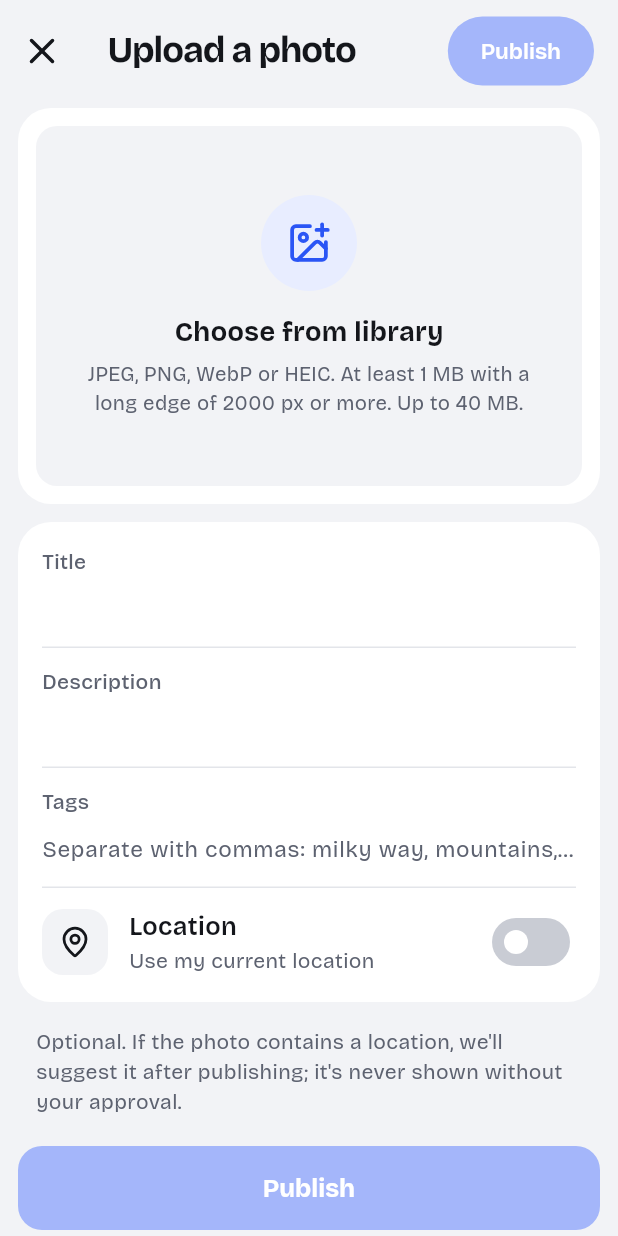
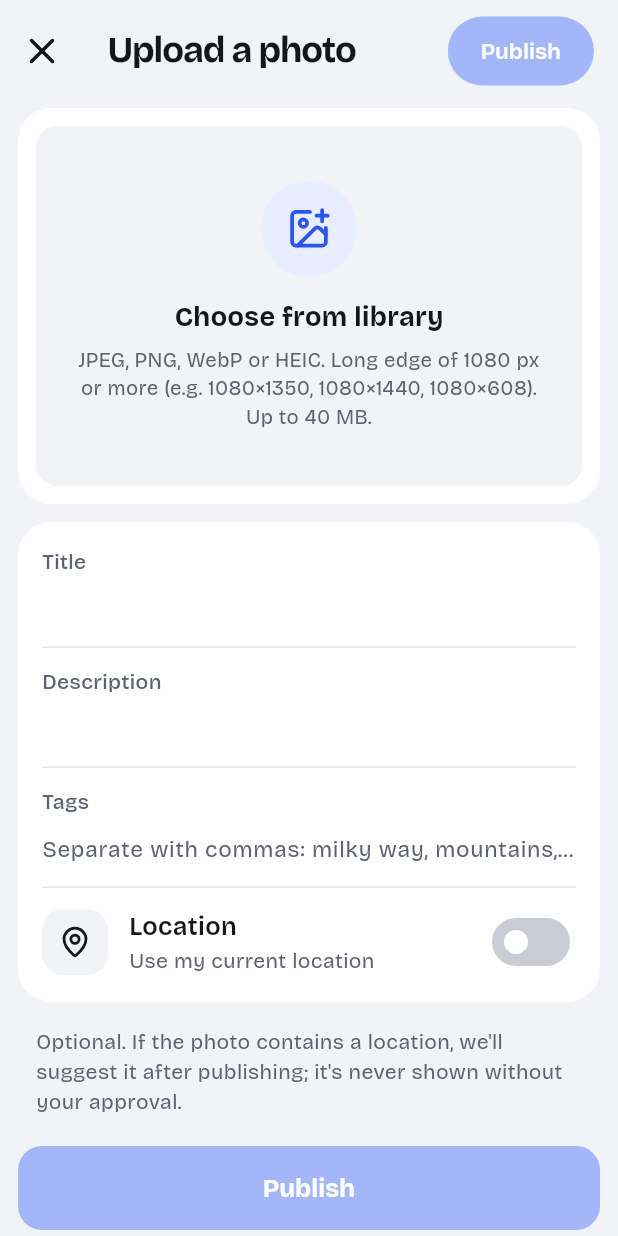
Before and after one commit to mbektas7/photomunity, a Flutter app: the UploadScreen screen opened by its route, on a phone screen of 412 x 824 dp. Run offline on Flutter 3.47's test engine with Material 3 defaults, Android fonts, the phone set to English and light mode, and no system bars; our stand-ins replace cached_network_image, camera, dio, firebase_core, firebase_messaging, flutter_map and 12 more; missing offline and left inert: purchases_flutter; accounts and stored records are empty; network calls fail; project files that could hold a hidden picture were left out.

Commit message:
Yükleme kuralı: alt dosya boyutu sınırı kalktı, uzun kenar en az 1080 px; kapak (3:1) ve profil fotoğrafı (daire) kırpılarak yüklenir; topluluktan fotoğraf paylaşımı galeriden yükleyip paylaşır
Co-Authored-By: Claude Opus 5.5 <noreply@anthropic.com>

```diff
--- a/photomunity-mobile/lib/core/config.dart
+++ b/photomunity-mobile/lib/core/config.dart
@@ -60,7 +60,7 @@ class AppConfig {
   );
 
   // Backend varsayılanlarıyla aynı; kesin kontrol sunucudadır.
-  static const minBytes = 1000000;
+  static const minBytes = 0;
   static const maxBytes = 40000000;
-  static const minLongEdge = 2000;
+  static const minLongEdge = 1080;
 }
--- a/photomunity-mobile/lib/core/l10n.dart
+++ b/photomunity-mobile/lib/core/l10n.dart
@@ -386,6 +386,7 @@ class L10n {
       'community.role_owner': 'Sahibi',
       'community.role_admin': 'Yönetici',
       'community.join_requests': 'Katılma istekleri',
+      'community.shared_processing': 'Fotoğrafın yükleniyor; kontrol bitince toplulukta görünecek.',
       'community.approve': 'Onayla',
       'community.decline': 'Reddet',
       'csettings.join_approval': 'Katılım onayla',
@@ -600,6 +601,9 @@ class L10n {
       'follows.empty_followers': 'Henüz takipçi yok.',
       'follows.empty_following': 'Henüz kimseyi takip etmiyor.',
       'profile.change_avatar': 'Profil fotoğrafını değiştir',
+      'crop.cover': 'Kapağı kırp',
+      'crop.avatar': 'Profil fotoğrafını kırp',
+      'crop.done': 'Bitti',
       'profile.award_label': '{rank}. · {contest}',
       'profile.menu': 'Menü',
       'profile.posts': 'gönderi',
@@ -620,7 +624,7 @@ class L10n {
       'profile.empty_me': 'Henüz fotoğraf paylaşmadın.',
       'profile.upload_first': 'İlk fotoğrafını yükle',
       'upload.heading': 'Fotoğraf yükle',
-      'upload.requirements': 'JPEG, PNG, WebP veya HEIC. En az 1 MB, uzun kenarı en az 2000 piksel. En fazla 40 MB.',
+      'upload.requirements': 'JPEG, PNG, WebP veya HEIC. Uzun kenarı en az 1080 piksel (ör. 1080×1350, 1080×1440, 1080×608). En fazla 40 MB.',
       'upload.choose': 'Galeriden seç',
       'upload.title': 'Başlık',
       'upload.description': 'Açıklama',
@@ -644,7 +648,7 @@ class L10n {
       'quality.file_too_small':
           'Dosya en az 1 MB olmalı. Orijinal dosyayı, sıkıştırmadan yükle.',
       'quality.file_too_large': 'Dosya en fazla 40 MB olabilir.',
-      'quality.resolution_too_low': 'Uzun kenar en az 2000 piksel olmalı.',
+      'quality.resolution_too_low': 'Uzun kenar en az 1080 piksel olmalı.',
       'quality.corrupt_image': 'Bu dosya bir görsel olarak okunamadı.',
       'settings.heading': 'Ayarlar',
       'settings.welcome':
@@ -1077,6 +1081,7 @@ class L10n {
       'community.role_owner': 'Owner',
       'community.role_admin': 'Admin',
       'community.join_requests': 'Join requests',
+      'community.shared_processing': 'Your photo is uploading; it will appear in the community once checked.',
       'community.approve': 'Approve',
       'community.decline': 'Decline',
       'csettings.join_approval': 'Approve new members',
@@ -1293,6 +1298,9 @@ class L10n {
       'follows.empty_followers': 'No followers yet.',
       'follows.empty_following': 'Not following anyone yet.',
       'profile.change_avatar': 'Change profile photo',
+      'crop.cover': 'Crop cover',
+      'crop.avatar': 'Crop profile photo',
+      'crop.done': 'Done',
       'profile.award_label': '#{rank} · {contest}',
       'profile.menu': 'Menu',
       'profile.posts': 'posts',
@@ -1313,7 +1321,7 @@ class L10n {
       'profile.empty_me': 'You haven\'t shared any photos yet.',
       'profile.upload_first': 'Upload your first photo',
       'upload.heading': 'Upload a photo',
-      'upload.requirements': 'JPEG, PNG, WebP or HEIC. At least 1 MB with a long edge of 2000 px or more. Up to 40 MB.',
+      'upload.requirements': 'JPEG, PNG, WebP or HEIC. Long edge of 1080 px or more (e.g. 1080×1350, 1080×1440, 1080×608). Up to 40 MB.',
       'upload.choose': 'Choose from library',
       'upload.title': 'Title',
       'upload.description': 'Description',
@@ -1336,7 +1344,7 @@ class L10n {
           'This file type isn\'t supported. Use JPEG, PNG, WebP or HEIC.',
       'quality.file_too_small': 'The file must be at least 1 MB. Upload the original, uncompressed file.',
       'quality.file_too_large': 'The file can be at most 40 MB.',
-      'quality.resolution_too_low': 'The long edge must be at least 2000 px.',
+      'quality.resolution_too_low': 'The long edge must be at least 1080 px.',
       'quality.corrupt_image': 'This file couldn\'t be read as an image.',
       'settings.heading': 'Settings',
       'settings.welcome': 'Your account is ready. Start by adding your profile details and gear.',
--- a/photomunity-mobile/lib/router.dart
+++ b/photomunity-mobile/lib/router.dart
@@ -151,7 +151,7 @@ final routerProvider = Provider<GoRouter>((ref) {
       GoRoute(
         path: '/upload',
         parentNavigatorKey: _rootKey,
-        builder: (_, _) => const UploadScreen(),
+        builder: (_, s) => UploadScreen(communitySlug: s.uri.queryParameters['community']),
       ),
       GoRoute(
         path: '/explore',
--- a/photomunity-mobile/lib/screens/upload_screen.dart
+++ b/photomunity-mobile/lib/screens/upload_screen.dart
@@ -53,7 +53,10 @@ Future<List<String>> precheck(XFile file) async {
 }
 
 class UploadScreen extends ConsumerStatefulWidget {
-  const UploadScreen({super.key});
+  const UploadScreen({super.key, this.communitySlug});
+
+  /// Topluluktan "Fotoğraf paylaş" ile açıldıysa: galeri hemen açılır, yayınlanınca topluluğa da paylaşılır.
+  final String? communitySlug;
 
   @override
   ConsumerState<UploadScreen> createState() => _UploadScreenState();
@@ -71,6 +74,18 @@ class _UploadScreenState extends ConsumerState<UploadScreen> {
   bool _locating = false;
   double? _progress;
   String? _error;
+
+  @override
+  void initState() {
+    super.initState();
+    if (widget.communitySlug != null) {
+      WidgetsBinding.instance.addPostFrameCallback((_) async {
+        await _pick();
+        // Galeriden seçmeden kapattıysa topluluğa geri dön
+        if (mounted && _file == null) context.pop();
+      });
+    }
+  }
 
   @override
   void dispose() {
@@ -164,9 +179,20 @@ class _UploadScreenState extends ConsumerState<UploadScreen> {
                 _place.text.trim().isEmpty ? null : _place.text.trim(),
               ).toJson(),
       });
+      final slug = widget.communitySlug;
+      if (slug != null) {
+        // Fotoğraf işlenirken de paylaşılabilir; toplulukta yayınlanınca görünür
+        await api.post<dynamic>('/communities/$slug/posts', {'kind': 'photo', 'photo_id': id});
+        ref.invalidate(communityPostsProvider(slug));
+      }
       if (!mounted) return;
       _reset();
-      context.pushReplacement('/p/$id');
+      if (slug != null) {
+        toast(context, L10n.of(context)('community.shared_processing'));
+        context.pop();
+      } else {
+        context.pushReplacement('/p/$id');
+      }
     } catch (e) {
       if (mounted) {
         setState(() {
--- a/photomunity-mobile/pubspec.yaml
+++ b/photomunity-mobile/pubspec.yaml
@@ -33,6 +33,7 @@ dependencies:
   google_mobile_ads: ^6.0.0
   purchases_flutter: ^9.0.0
   lucide_icons_flutter: ^4.0.3
+  image_cropper: ^14.0.0
 
 dev_dependencies:
   flutter_test:
--- a/photomunity-web/messages/en.json
+++ b/photomunity-web/messages/en.json
@@ -99,7 +99,7 @@
       "contests_q": "Who can enter contests?",
       "contests_a": "Anyone with an account; you don't need to join the community. You enter each contest with a single photo. Voting in a public vote doesn't even need an account, just a verified email.",
       "formats_q": "What can I upload?",
-      "formats_a": "JPEG, PNG, WebP and HEIC, at least 1 MB with a long edge of 2000 px or more. Sharpness and exposure are checked automatically on upload."
+      "formats_a": "JPEG, PNG, WebP and HEIC with a long edge of 1080 px or more. Sharpness and exposure are checked automatically on upload."
     },
     "final_title": "Share your first frame.",
     "footer_nav": "Site map",
@@ -219,7 +219,7 @@
   },
   "upload": {
     "heading": "Upload a photo",
-    "requirements": "JPEG, PNG, WebP or HEIC. At least 1 MB with a long edge of at least 2000 px. Up to 40 MB.",
+    "requirements": "JPEG, PNG, WebP or HEIC. Long edge of at least 1080 px. Up to 40 MB.",
     "choose": "Choose a photo",
     "drop": "or drag it here",
     "no_preview": "HEIC files can't be previewed here; it will appear after upload.",
--- a/photomunity-web/messages/tr.json
+++ b/photomunity-web/messages/tr.json
@@ -99,7 +99,7 @@
       "contests_q": "Yarışmalara kimler katılabilir?",
       "contests_a": "Hesabı olan herkes. Topluluğa üye olmak gerekmez. Her yarışmaya tek bir kareyle katılırsın; halk oylamasında oy vermek için hesap bile gerekmez, e-postanı doğrulaman yeterli.",
       "formats_q": "Hangi fotoğrafları yükleyebilirim?",
-      "formats_a": "JPEG, PNG, WebP ve HEIC; en az 1 MB ve uzun kenarı en az 2000 piksel. Netlik ve pozlama yüklemede otomatik kontrol edilir."
+      "formats_a": "JPEG, PNG, WebP ve HEIC; uzun kenarı en az 1080 piksel. Netlik ve pozlama yüklemede otomatik kontrol edilir."
     },
     "final_title": "İlk kareni paylaş.",
     "footer_nav": "Site haritası",
@@ -219,7 +219,7 @@
   },
   "upload": {
     "heading": "Fotoğraf yükle",
-    "requirements": "JPEG, PNG, WebP veya HEIC. En az 1 MB ve uzun kenarı en az 2000 piksel. En fazla 40 MB.",
+    "requirements": "JPEG, PNG, WebP veya HEIC. Uzun kenarı en az 1080 piksel. En fazla 40 MB.",
     "choose": "Fotoğraf seç",
     "drop": "ya da buraya sürükle",
     "no_preview": "HEIC dosyaları için önizleme gösterilemiyor; yükleme sonrası görünecek.",
```
Also changed, not shown: photomunity-mobile/lib/core/profile_images.dart (+35 -17 lines), photomunity-mobile/lib/screens/community_screens.dart (+2 -14 lines), photomunity-mobile/pubspec.lock, 6 other files.
